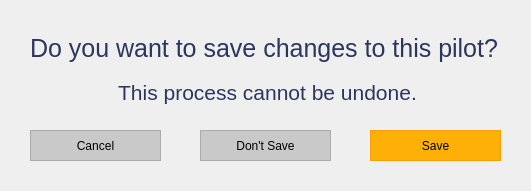
Above: Gui/Administrator/UpdatePilot/UpdatePilotConfirm.ui from whitePenumbra/SARdrone before the change. Below: the same form after it.
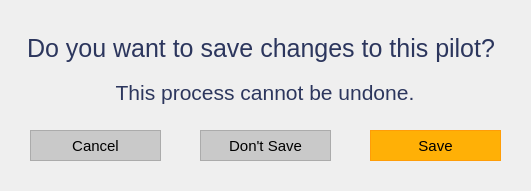
That is the form after the change. Icons and pictures are not drawn.

Diff of the .ui file:
```diff
--- a/Gui/Administrator/UpdatePilot/UpdatePilotConfirm.ui
+++ b/Gui/Administrator/UpdatePilot/UpdatePilotConfirm.ui
@@ -1,7 +1,7 @@
 <?xml version="1.0" encoding="UTF-8"?>
 <ui version="4.0">
- <class>Dialog</class>
- <widget class="QDialog" name="Dialog">
+ <class>MainWindow</class>
+ <widget class="QMainWindow" name="MainWindow">
   <property name="geometry">
    <rect>
     <x>0</x>
@@ -29,12 +29,13 @@
    <iconset>
     <normaloff>../../Resources/logo_svg.svg</normaloff>../../Resources/logo_svg.svg</iconset>
   </property>
+  <widget class="QWidget" name="centralwidget">
   <widget class="QWidget" name="layoutWidget">
    <property name="geometry">
     <rect>
-     <x>30</x>
+      <x>20</x>
      <y>30</y>
-     <width>475</width>
+      <width>490</width>
      <height>81</height>
     </rect>
    </property>
@@ -47,6 +48,9 @@
         <pointsize>19</pointsize>
        </font>
       </property>
+       <property name="styleSheet">
+        <string notr="true">padding-left:1px;</string>
+       </property>
       <property name="text">
        <string>&lt;html&gt;&lt;head/&gt;&lt;body&gt;&lt;p&gt;&lt;span style=&quot; color:#2c365d;&quot;&gt;Do you want to save changes to this pilot?&lt;/span&gt;&lt;/p&gt;&lt;/body&gt;&lt;/html&gt;</string>
       </property>
@@ -91,6 +95,12 @@
      <height>31</height>
     </size>
    </property>
+    <property name="font">
+     <font>
+      <family>Helvetica</family>
+      <pointsize>11</pointsize>
+     </font>
+    </property>
    <property name="styleSheet">
     <string notr="true">QPushButton {
 color: rgb(0, 0, 0);
@@ -140,6 +150,12 @@
      <height>31</height>
     </size>
    </property>
+    <property name="font">
+     <font>
+      <family>Helvetica</family>
+      <pointsize>11</pointsize>
+     </font>
+    </property>
    <property name="styleSheet">
     <string notr="true">QPushButton {
 background-color: rgb(255, 176, 6);
@@ -186,6 +202,12 @@
      <height>31</height>
     </size>
    </property>
+    <property name="font">
+     <font>
+      <family>Helvetica</family>
+      <pointsize>11</pointsize>
+     </font>
+    </property>
    <property name="styleSheet">
     <string notr="true">QPushButton {
 color: rgb(0, 0, 0);
@@ -213,6 +235,7 @@
    <property name="text">
     <string>Don't Save</string>
    </property>
+   </widget>
   </widget>
  </widget>
  <resources/>
```
Left out of the diff: 2 changed lines with no effect on the pictures. Lines whose indentation alone changed are shown as unchanged.
